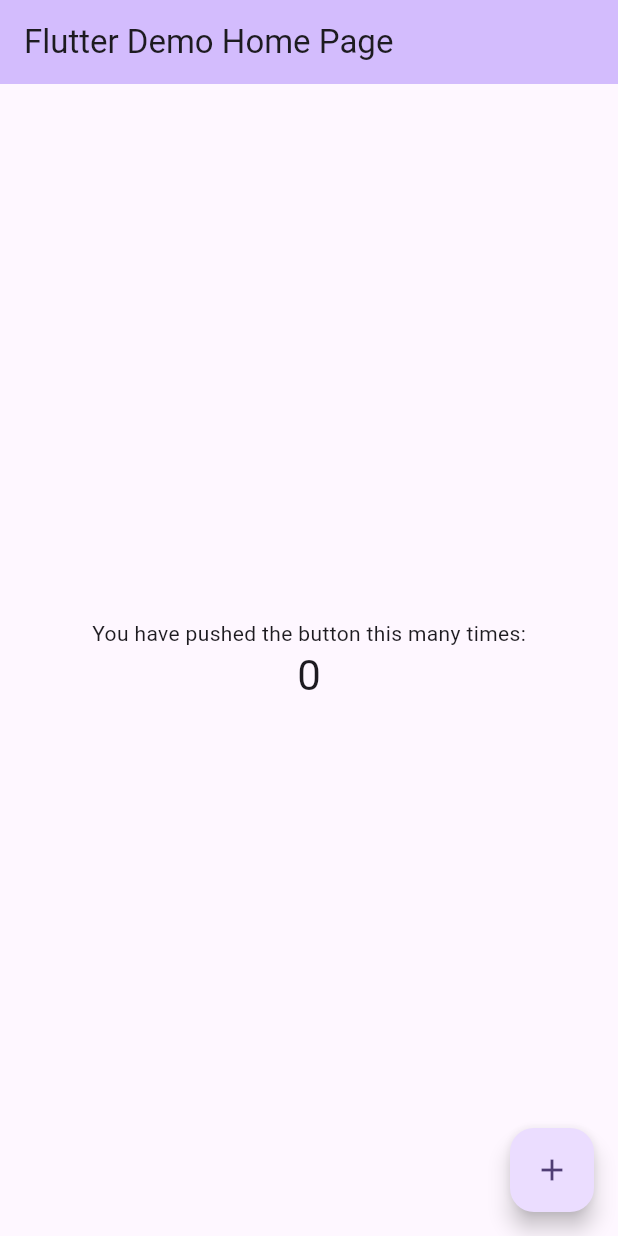
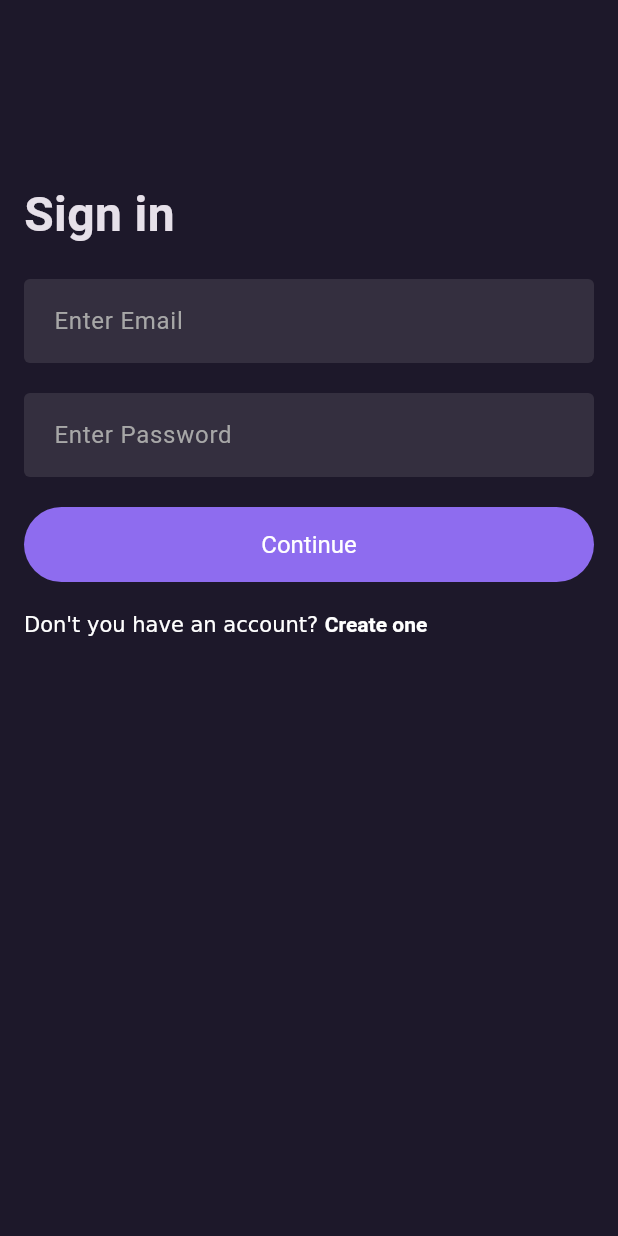
Before and after one commit to KhawajaFakhar143/simple_ecommerce_firebase, a Flutter app: the screen it shows after launch, on a phone screen of 412 x 824 dp. Run offline on Flutter 3.47's test engine with Material 3 defaults, Android fonts, the phone set to English and light mode, and no system bars; our stand-ins replace flutter_bloc.

Commit message:
Auth : Added -> User Interface sign in and sign up

```diff
--- /dev/null
+++ b/lib/common/helper/app_navigator.dart
@@ -0,0 +1,26 @@
+import 'package:flutter/material.dart';
+
+class AppNavigator {
+
+  static void pushReplacement(BuildContext context,Widget widget) {
+    Navigator.pushReplacement(
+      context,
+      MaterialPageRoute(builder: (context) => widget)
+    );
+  }
+
+  static void push(BuildContext context,Widget widget) {
+    Navigator.push(
+      context,
+      MaterialPageRoute(builder: (context) => widget)
+    );
+  }
+
+  static void pushAndRemove(BuildContext context,Widget widget) {
+    Navigator.pushAndRemoveUntil(
+      context,
+      MaterialPageRoute(builder: (context) => widget),
+      (Route<dynamic> route) => false
+    );
+  }
+}
--- /dev/null
+++ b/lib/common/widgets/app_bar/app_bar.dart
@@ -0,0 +1,55 @@
+import 'package:flutter/material.dart';
+import 'package:simple_ecommerce_firebase/core/configs/themes.dart/colors.dart';
+
+class BasicAppbar extends StatelessWidget implements PreferredSizeWidget {
+  final Widget ? title;
+  final Widget ? action;
+  final Color ? backgroundColor;
+  final bool hideBack;
+  final double ? height;
+  const BasicAppbar({
+    this.title,
+    this.hideBack = false,
+    this.action,
+    this.backgroundColor ,
+    this.height,
+    super.key
+  });
+
+  @override
+  Widget build(BuildContext context) {
+    return AppBar(
+      backgroundColor: backgroundColor ?? Colors.transparent,
+      elevation: 0,
+      centerTitle: true,
+      automaticallyImplyLeading: false,
+      toolbarHeight: height ?? 80 ,
+      title: title ?? const Text(''),
+      titleSpacing: 0,
+      actions: [
+        action ?? Container()
+      ],
+      leading: hideBack ? null : IconButton(
+        onPressed: (){
+          Navigator.pop(context);
+        },
+        icon: Container(
+          height: 50,
+          width: 50,
+          decoration: const BoxDecoration(
+            color: AppColors.secondBackground,
+            shape: BoxShape.circle
+          ),
+          child: const Icon(
+            Icons.arrow_back_ios_new,
+            size: 15,
+            color:  Colors.white
+          ),
+        ),
+      ),
+    );
+  }
+
+  @override
+  Size get preferredSize => Size.fromHeight(height ?? 80);
+}
--- /dev/null
+++ b/lib/common/widgets/buttons/basic_app_button.dart
@@ -0,0 +1,37 @@
+import 'package:flutter/material.dart';
+
+class BasicAppButton extends StatelessWidget {
+  final VoidCallback onPressed;
+  final String title;
+  final Widget ? content;
+  final double ? height;
+  final double ? width;
+  const BasicAppButton({
+    required this.onPressed,
+    this.title = '',
+    this.height,
+    this.width,
+    this.content,
+    super.key
+  });
+
+  @override
+  Widget build(BuildContext context) {
+    return ElevatedButton(
+      onPressed: onPressed,
+      style: ElevatedButton.styleFrom(
+        minimumSize: Size(
+          width ?? MediaQuery.of(context).size.width,
+          height ?? 50
+        ),
+      ),
+      child: content ?? Text(
+        title,
+        style: const TextStyle(
+          color: Colors.white,
+          fontWeight: FontWeight.w400
+        ),
+      )
+    );
+  }
+}
--- /dev/null
+++ b/lib/core/configs/themes.dart/colors.dart
@@ -0,0 +1,8 @@
+import 'package:flutter/material.dart';
+
+class AppColors {
+
+  static const primary = Color(0xff8E6CEF);
+  static const background = Color(0xff1D182A);
+  static const secondBackground = Color(0xff342F3F);
+}
--- /dev/null
+++ b/lib/core/configs/themes.dart/theme.dart
@@ -0,0 +1,43 @@
+import 'package:flutter/material.dart';
+import 'package:simple_ecommerce_firebase/core/configs/themes.dart/colors.dart';
+
+class AppTheme {
+
+
+  static final appTheme = ThemeData(
+    primaryColor: AppColors.primary,
+    scaffoldBackgroundColor: AppColors.background,
+    brightness: Brightness.dark,
+    snackBarTheme: const SnackBarThemeData(
+      backgroundColor: AppColors.background,
+      contentTextStyle: TextStyle(color: Colors.white),
+    ),
+    inputDecorationTheme: InputDecorationTheme(
+        filled: true,
+        fillColor: AppColors.secondBackground ,
+        hintStyle: const TextStyle(
+          color: Color(0xffA7A7A7),
+          fontWeight: FontWeight.w400,
+        ),
+        contentPadding: const EdgeInsets.all(16),
+        border: OutlineInputBorder(
+          borderRadius: BorderRadius.circular(4),
+          borderSide: BorderSide.none
+        ),
+        enabledBorder: OutlineInputBorder(
+          borderRadius: BorderRadius.circular(4),
+          borderSide: BorderSide.none
+        )
+      ),
+    elevatedButtonTheme: ElevatedButtonThemeData(
+      style: ElevatedButton.styleFrom(
+        backgroundColor: AppColors.primary,
+        elevation: 0,
+        textStyle: const TextStyle(fontSize: 16,fontWeight: FontWeight.w400),
+        shape: RoundedRectangleBorder(
+          borderRadius: BorderRadius.circular(100)
+        )
+      )
+    )
+  );
+}
--- a/lib/main.dart
+++ b/lib/main.dart
@@ -1,125 +1,29 @@
 import 'package:flutter/material.dart';
+import 'package:flutter_bloc/flutter_bloc.dart';
+import 'package:simple_ecommerce_firebase/core/configs/themes.dart/theme.dart';
+import 'package:simple_ecommerce_firebase/presentation/splash/bloc/splash_cubit.dart';
+import 'package:simple_ecommerce_firebase/presentation/splash/pages/splash.dart';
 
-void main() {
+
+Future<void> main() async {
+  WidgetsFlutterBinding.ensureInitialized();
+
   runApp(const MyApp());
 }
 
 class MyApp extends StatelessWidget {
   const MyApp({super.key});
 
-  // This widget is the root of your application.
   @override
   Widget build(BuildContext context) {
-    return MaterialApp(
-      title: 'Flutter Demo',
-      theme: ThemeData(
-        // This is the theme of your application.
-        //
-        // TRY THIS: Try running your application with "flutter run". You'll see
-        // the application has a purple toolbar. Then, without quitting the app,
-        // try changing the seedColor in the colorScheme below to Colors.green
-        // and then invoke "hot reload" (save your changes or press the "hot
-        // reload" button in a Flutter-supported IDE, or press "r" if you used
-        // the command line to start the app).
-        //
-        // Notice that the counter didn't reset back to zero; the application
-        // state is not lost during the reload. To reset the state, use hot
-        // restart instead.
-        //
-        // This works for code too, not just values: Most code changes can be
-        // tested with just a hot reload.
-        colorScheme: ColorScheme.fromSeed(seedColor: Colors.deepPurple),
-        useMaterial3: true,
+    return BlocProvider(
+       create: (context) => SplashCubit()..appStarted(),
+      child: MaterialApp(
+        theme: AppTheme.appTheme,
+        debugShowCheckedModeBanner: false,
+        home: const SplashPage()
       ),
-      home: const MyHomePage(title: 'Flutter Demo Home Page'),
     );
+
   }
 }
-
-class MyHomePage extends StatefulWidget {
-  const MyHomePage({super.key, required this.title});
-
-  // This widget is the home page of your application. It is stateful, meaning
-  // that it has a State object (defined below) that contains fields that affect
-  // how it looks.
-
-  // This class is the configuration for the state. It holds the values (in this
-  // case the title) provided by the parent (in this case the App widget) and
-  // used by the build method of the State. Fields in a Widget subclass are
-  // always marked "final".
-
-  final String title;
-
-  @override
-  State<MyHomePage> createState() => _MyHomePageState();
-}
-
-class _MyHomePageState extends State<MyHomePage> {
-  int _counter = 0;
-
-  void _incrementCounter() {
-    setState(() {
-      // This call to setState tells the Flutter framework that something has
-      // changed in this State, which causes it to rerun the build method below
-      // so that the display can reflect the updated values. If we changed
-      // _counter without calling setState(), then the build method would not be
-      // called again, and so nothing would appear to happen.
-      _counter++;
-    });
-  }
-
-  @override
-  Widget build(BuildContext context) {
-    // This method is rerun every time setState is called, for instance as done
-    // by the _incrementCounter method above.
-    //
-    // The Flutter framework has been optimized to make rerunning build methods
-    // fast, so that you can just rebuild anything that needs updating rather
-    // than having to individually change instances of widgets.
-    return Scaffold(
-      appBar: AppBar(
-        // TRY THIS: Try changing the color here to a specific color (to
-        // Colors.amber, perhaps?) and trigger a hot reload to see the AppBar
-        // change color while the other colors stay the same.
-        backgroundColor: Theme.of(context).colorScheme.inversePrimary,
-        // Here we take the value from the MyHomePage object that was created by
-        // the App.build method, and use it to set our appbar title.
-        title: Text(widget.title),
-      ),
-      body: Center(
-        // Center is a layout widget. It takes a single child and positions it
-        // in the middle of the parent.
-        child: Column(
-          // Column is also a layout widget. It takes a list of children and
-          // arranges them vertically. By default, it sizes itself to fit its
-          // children horizontally, and tries to be as tall as its parent.
-          //
-          // Column has various properties to control how it sizes itself and
-          // how it positions its children. Here we use mainAxisAlignment to
-          // center the children vertically; the main axis here is the vertical
-          // axis because Columns are vertical (the cross axis would be
-          // horizontal).
-          //
-          // TRY THIS: Invoke "debug painting" (choose the "Toggle Debug Paint"
-          // action in the IDE, or press "p" in the console), to see the
-          // wireframe for each widget.
-          mainAxisAlignment: MainAxisAlignment.center,
-          children: <Widget>[
-            const Text(
-              'You have pushed the button this many times:',
-            ),
-            Text(
-              '$_counter',
-              style: Theme.of(context).textTheme.headlineMedium,
-            ),
-          ],
-        ),
-      ),
-      floatingActionButton: FloatingActionButton(
-        onPressed: _incrementCounter,
-        tooltip: 'Increment',
-        child: const Icon(Icons.add),
-      ), // This trailing comma makes auto-formatting nicer for build methods.
-    );
-  }
-}
--- /dev/null
+++ b/lib/presentation/auth/pages/sign_in.dart
@@ -0,0 +1,106 @@
+
+import 'package:flutter/gestures.dart';
+import 'package:flutter/material.dart';
+import 'package:simple_ecommerce_firebase/common/helper/app_navigator.dart';
+import 'package:simple_ecommerce_firebase/common/widgets/app_bar/app_bar.dart';
+import 'package:simple_ecommerce_firebase/common/widgets/buttons/basic_app_button.dart';
+import 'package:simple_ecommerce_firebase/presentation/auth/pages/sign_up.dart';
+
+class SigninPage extends StatelessWidget {
+  SigninPage({super.key});
+
+  final TextEditingController _emailCon = TextEditingController();
+  final TextEditingController _passwordCon = TextEditingController();
+
+  @override
+  Widget build(BuildContext context) {
+    return Scaffold(
+      appBar: const BasicAppbar(hideBack: true,),
+      body: Padding(
+        padding: const EdgeInsets.symmetric(
+          horizontal: 16,
+          vertical: 40
+        ),
+        child: Column(
+          crossAxisAlignment: CrossAxisAlignment.start,
+          children: [
+            _siginText(context),
+            const SizedBox(height: 20,),
+            _emailField(context),
+            const SizedBox(height: 20,),
+            _passwordField(context),
+                const SizedBox(height: 20,),
+            _continueButton(context),
+            const SizedBox(height: 20,),
+            _createAccount(context)
+          ],
+        ),
+      ),
+    );
+  }
+
+  Widget _siginText(BuildContext context) {
+    return const Text(
+      'Sign in',
+      style: TextStyle(
+        fontSize: 32,
+        fontWeight: FontWeight.bold
+      ),
+    );
+  }
+
+  Widget _emailField(BuildContext context) {
+    return TextField(
+      controller: _emailCon,
+      decoration: const InputDecoration(
+        hintText: 'Enter Email'
+      ),
+    );
+  }
+   Widget _passwordField(BuildContext context) {
+    return TextField(
+      controller: _passwordCon,
+      decoration: const InputDecoration(
+        hintText: 'Enter Password'
+      ),
+    );
+  }
+
+  Widget _continueButton(BuildContext context) {
+    return BasicAppButton(
+      onPressed: (){
+        // AppNavigator.push(
+        //   context,
+        //   EnterPasswordPage(
+        //     signinReq: UserSigninReq(
+        //       email: _emailCon.text,
+        //     ),
+        //   )
+        // );
+      },
+      title: 'Continue'
+    );
+  }
+
+  Widget _createAccount(BuildContext context) {
+    return RichText(
+      text: TextSpan(
+        children:  [
+          const TextSpan(
+            text: "Don't you have an account? "
+          ),
+           TextSpan(
+            text: 'Create one',
+            recognizer:TapGestureRecognizer()..onTap = () {
+              AppNavigator.push(context,SignupPage());
+            } ,
+            style: const TextStyle(
+              fontWeight: FontWeight.bold
+            )
+          )
+        ]
+
+      ),
+    );
+  }
+}
--- /dev/null
+++ b/lib/presentation/splash/bloc/splash_cubit.dart
@@ -0,0 +1,17 @@
+
+import 'package:flutter_bloc/flutter_bloc.dart';
+import 'package:simple_ecommerce_firebase/presentation/splash/bloc/splash_state.dart';
+
+class SplashCubit extends Cubit<SplashState> {
+
+  SplashCubit() : super(DisplaySplash());
+
+  void appStarted() async {
+    await Future.delayed(const Duration(seconds: 2));
+    if (true) {
+      emit(
+        UnAuthenticated()
+      );
+    }
+  }
+}
--- /dev/null
+++ b/lib/presentation/splash/bloc/splash_state.dart
@@ -0,0 +1,7 @@
+abstract class SplashState {}
+
+class DisplaySplash extends SplashState {}
+
+class Authenticated extends SplashState {}
+
+class UnAuthenticated extends SplashState {}
--- a/pubspec.yaml
+++ b/pubspec.yaml
@@ -37,7 +37,6 @@ dependencies:
   firebase_auth:
   firebase_core:
   cloud_firestore:
-  flutter_svg:
   flutter_bloc:
   dartz:
   get_it:
@@ -65,9 +64,8 @@ flutter:
   uses-material-design: true
 
   # To add assets to your application, add an assets section, like this:
-  # assets:
-  #   - images/a_dot_burr.jpeg
-  #   - images/a_dot_ham.jpeg
+  assets:
+    - assets/images/
 
   # An image asset can refer to one or more resolution-specific "variants", see
   # https://flutter.dev/to/resolution-aware-images
```
Also changed, not shown: lib/core/configs/assets/app_images.dart (added, +7 -0 lines), lib/presentation/auth/pages/sign_up.dart (added, +133 -0 lines), lib/presentation/splash/pages/splash.dart (added, +34 -0 lines), assets/images/logo.jpg (added), assets/images/order_placed.png (added), assets/images/profile.png (added), pubspec.lock, 1 other file.
